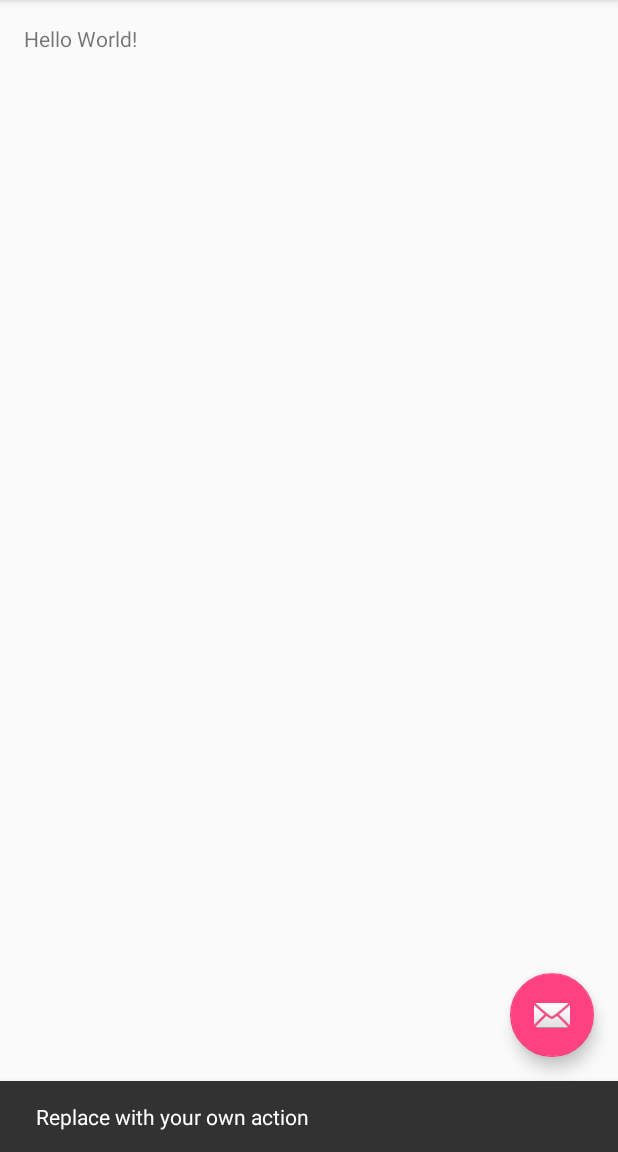
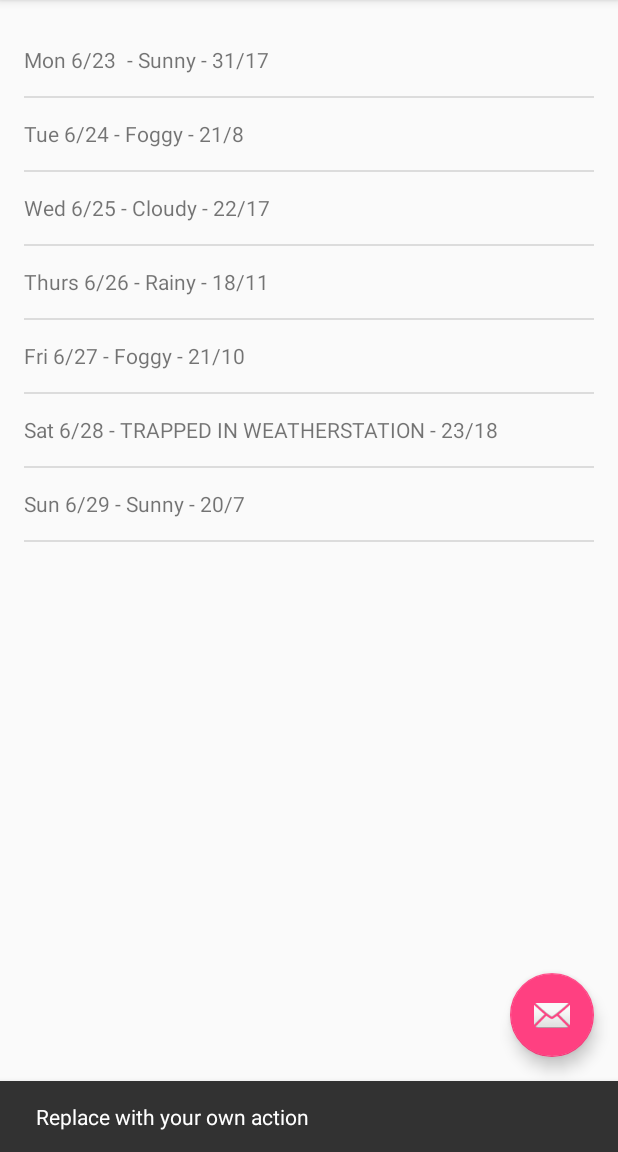
Before and after one commit to rtrevivian/Sunshine, an Android app: the screen it shows after launch (MainActivity), after a tap on an icon or button, on a phone screen of 412 x 824 dp, the part 84-1236 px from its top. Run offline under Robolectric (Android 15) with nearby library versions, the phone set to English and light mode, and no system bars.

Commit message:
Create Project Sunshine Completed

```diff
--- a/app/src/main/java/com/richardtrevivian/sunshine/MainActivityFragment.java
+++ b/app/src/main/java/com/richardtrevivian/sunshine/MainActivityFragment.java
@@ -1,15 +1,23 @@
 package com.richardtrevivian.sunshine;
 
+import android.os.Bundle;
 import android.support.v4.app.Fragment;
-import android.os.Bundle;
 import android.view.LayoutInflater;
 import android.view.View;
 import android.view.ViewGroup;
+import android.widget.ArrayAdapter;
+import android.widget.ListView;
+
+import java.util.ArrayList;
+import java.util.Arrays;
+import java.util.List;
 
 /**
  * A placeholder fragment containing a simple view.
  */
 public class MainActivityFragment extends Fragment {
+
+    ArrayAdapter<String> mForecastAdapter;
 
     public MainActivityFragment() {
     }
@@ -17,6 +25,36 @@ public class MainActivityFragment extends Fragment {
     @Override
     public View onCreateView(LayoutInflater inflater, ViewGroup container,
                              Bundle savedInstanceState) {
-        return inflater.inflate(R.layout.fragment_main, container, false);
+
+        // Create some dummy data for the ListView.  Here's a sample weekly forecast
+        String[] data = {
+                "Mon 6/23 - Sunny - 31/17",
+                "Tue 6/24 - Foggy - 21/8",
+                "Wed 6/25 - Cloudy - 22/17",
+                "Thurs 6/26 - Rainy - 18/11",
+                "Fri 6/27 - Foggy - 21/10",
+                "Sat 6/28 - TRAPPED IN WEATHERSTATION - 23/18",
+                "Sun 6/29 - Sunny - 20/7"
+        };
+        List<String> weekForecast = new ArrayList<String>(Arrays.asList(data));
+
+
+        // Now that we have some dummy forecast data, create an ArrayAdapter.
+        // The ArrayAdapter will take data from a source (like our dummy forecast) and
+        // use it to populate the ListView it's attached to.
+        mForecastAdapter =
+                new ArrayAdapter<String>(
+                        getActivity(), // The current context (this activity)
+                        R.layout.list_item_forecast, // The name of the layout ID.
+                        R.id.list_item_forecast_textview, // The ID of the textview to populate.
+                        weekForecast);
+
+        View rootView = inflater.inflate(R.layout.fragment_main, container, false);
+
+        // Get a reference to the ListView, and attach this adapter to it.
+        ListView listView = (ListView) rootView.findViewById(R.id.listview_forecast);
+        listView.setAdapter(mForecastAdapter);
+
+        return rootView;
     }
 }
--- a/app/src/main/res/layout/fragment_main.xml
+++ b/app/src/main/res/layout/fragment_main.xml
@@ -1,4 +1,4 @@
-<RelativeLayout xmlns:android="http://schemas.android.com/apk/res/android"
+<FrameLayout xmlns:android="http://schemas.android.com/apk/res/android"
     xmlns:tools="http://schemas.android.com/tools"
     android:layout_width="match_parent"
     android:layout_height="match_parent"
@@ -9,9 +9,9 @@
     tools:context="com.richardtrevivian.sunshine.MainActivityFragment"
     tools:showIn="@layout/activity_main">
 
-    <TextView
-        android:layout_width="wrap_content"
-        android:layout_height="wrap_content"
-        android:text="Hello World!" />
+    <ListView
+        android:layout_width="match_parent"
+        android:layout_height="match_parent"
+        android:id="@+id/listview_forecast" />
 
-</RelativeLayout>
+</FrameLayout>
--- /dev/null
+++ b/app/src/main/res/layout/list_item_forecast.xml
@@ -0,0 +1,9 @@
+<?xml version="1.0" encoding="utf-8"?>
+<TextView xmlns:android="http://schemas.android.com/apk/res/android"
+    android:layout_width="match_parent"
+    android:layout_height="wrap_content"
+    android:gravity="center_vertical"
+    android:minHeight="@dimen/fab_min_height"
+    android:id="@+id/list_item_forecast_textview">
+
+</TextView>
--- a/app/src/main/res/values/dimens.xml
+++ b/app/src/main/res/values/dimens.xml
@@ -3,4 +3,5 @@
     <dimen name="activity_horizontal_margin">16dp</dimen>
     <dimen name="activity_vertical_margin">16dp</dimen>
     <dimen name="fab_margin">16dp</dimen>
+    <dimen name="fab_min_height">48dp</dimen>
 </resources>
```
